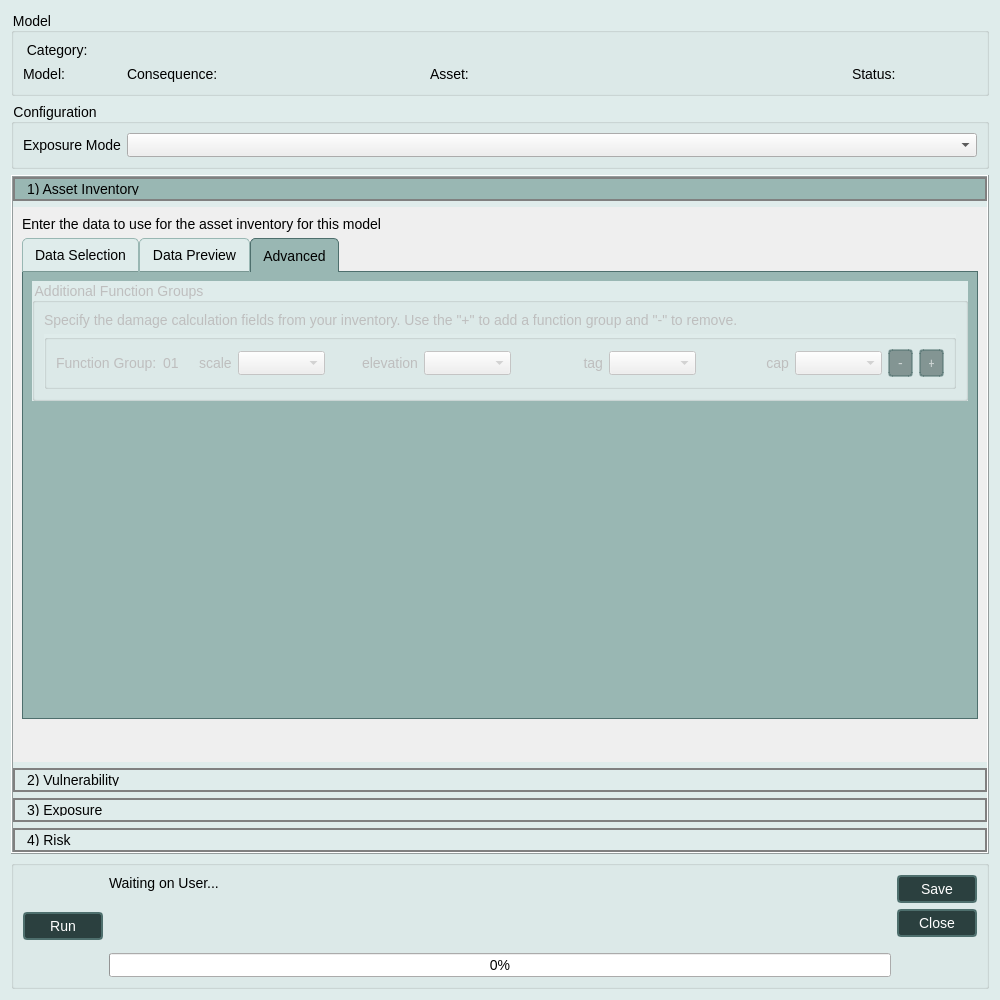
The window that canflood2/canflood2_model_config.ui (cefect/CanFlood2) describes before a commit, drawn with Qt 5.
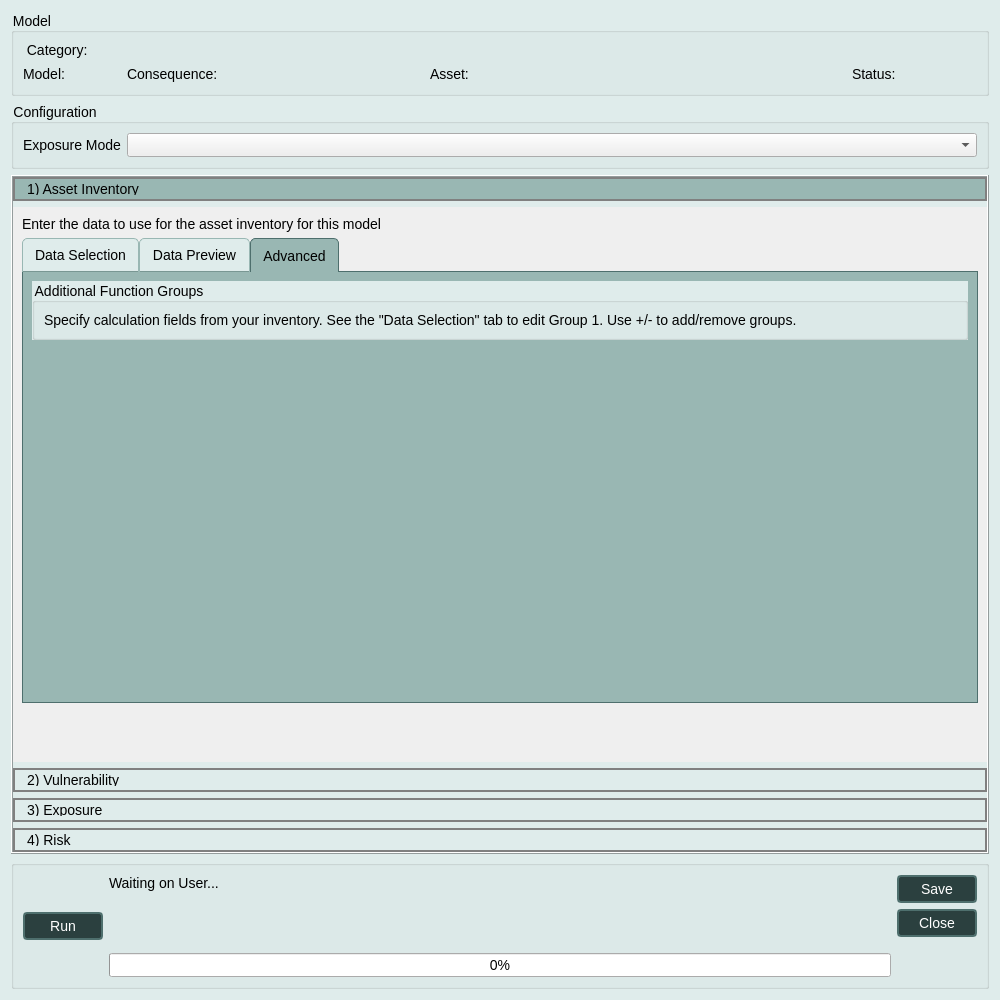
The same window after the commit. The open tabs and pages were chosen to show the change. Icons and pictures are not drawn. Custom widgets are drawn as their Qt base class.

Commit message:
14 function groups (#9)
* clean up CSV tests

* ui setup

* fix ui connections and destroy

* fix some memory leak

* setup test data

* FG ui and projDB parameter loading

* Update test_01_dialog_main.py

* fix logging

* fg projDB loading

* _table_finv_to_db

* run tweaks and test data rebuild

* disable delete

* clean up test_core

* test path fixes

* rebuild test data with raw layer names

* allow duplicated finvField selection

* extend 2d_2 test case

* fix tutorial data loader

* update guide

* update doc screen shots

```diff
--- a/canflood2/canflood2_model_config.ui
+++ b/canflood2/canflood2_model_config.ui
@@ -614,23 +614,20 @@
               <item>
                <widget class="QGroupBox" name="groupBox_8">
                 <property name="title">
-                 <string>Function Group: 01</string>
+                 <string>Function Group: 1</string>
                 </property>
                 <layout class="QVBoxLayout" name="verticalLayout_18">
                  <item>
                   <widget class="QLabel" name="label_29">
                    <property name="text">
-                    <string>Select the fields from your inventory vector layer that provide the scale, elevation, tag, and cap information for each asset</string>
+                    <string>Specify the calculation fields from your inventory.  See the &quot;Advanced&quot; tab to add additional function groups.</string>
                    </property>
                   </widget>
                  </item>
                  <item>
                   <layout class="QHBoxLayout" name="horizontalLayout_11">
                    <item>
-                    <widget class="QLabel" name="label_23">
-                     <property name="enabled">
-                      <bool>true</bool>
-                     </property>
+                    <widget class="QLabel" name="label_22">
                      <property name="sizePolicy">
                       <sizepolicy hsizetype="Fixed" vsizetype="Preferred">
                        <horstretch>0</horstretch>
@@ -638,12 +635,16 @@
                       </sizepolicy>
                      </property>
                      <property name="text">
-                      <string>tag</string>
+                      <string>elevation</string>
                      </property>
                     </widget>
                    </item>
                    <item>
-                    <widget class="QgsFieldComboBox" name="mFieldComboBox_AI_01_tag"/>
+                    <widget class="QgsFieldComboBox" name="mFieldComboBox_AI_01_elev">
+                     <property name="enabled">
+                      <bool>true</bool>
+                     </property>
+                    </widget>
                    </item>
                    <item>
                     <widget class="QLabel" name="label_21">
@@ -664,23 +665,6 @@
                    <item>
                     <widget class="QgsFieldComboBox" name="mFieldComboBox_AI_01_scale"/>
                    </item>
-                   <item>
-                    <widget class="QLabel" name="label_22">
-                     <property name="text">
-                      <string>elevation</string>
-                     </property>
-                     <property name="alignment">
-                      <set>Qt::AlignRight|Qt::AlignTrailing|Qt::AlignVCenter</set>
-                     </property>
-                    </widget>
-                   </item>
-                   <item>
-                    <widget class="QgsFieldComboBox" name="mFieldComboBox_AI_01_elev">
-                     <property name="enabled">
-                      <bool>true</bool>
-                     </property>
-                    </widget>
-                   </item>
                    <item>
                     <widget class="QLabel" name="label_27">
                      <property name="enabled">
@@ -701,15 +685,30 @@
                      </property>
                     </widget>
                    </item>
+                   <item>
+                    <widget class="QLabel" name="label_23">
+                     <property name="enabled">
+                      <bool>true</bool>
+                     </property>
+                     <property name="sizePolicy">
+                      <sizepolicy hsizetype="Preferred" vsizetype="Preferred">
+                       <horstretch>0</horstretch>
+                       <verstretch>0</verstretch>
+                      </sizepolicy>
+                     </property>
+                     <property name="text">
+                      <string>tag</string>
+                     </property>
+                     <property name="alignment">
+                      <set>Qt::AlignRight|Qt::AlignTrailing|Qt::AlignVCenter</set>
+                     </property>
+                    </widget>
+                   </item>
+                   <item>
+                    <widget class="QgsFieldComboBox" name="mFieldComboBox_AI_01_tag"/>
+                   </item>
                   </layout>
                  </item>
-                 <item>
-                  <widget class="QLabel" name="label_32">
-                   <property name="text">
-                    <string>See the &quot;Advanced&quot; tab to add additional function groups</string>
-                   </property>
-                  </widget>
-                 </item>
                 </layout>
                </widget>
               </item>
@@ -718,6 +717,12 @@
            </item>
            <item>
             <widget class="QGroupBox" name="groupBox_4">
+             <property name="sizePolicy">
+              <sizepolicy hsizetype="Expanding" vsizetype="Preferred">
+               <horstretch>0</horstretch>
+               <verstretch>0</verstretch>
+              </sizepolicy>
+             </property>
              <property name="title">
               <string>Metadata</string>
              </property>
@@ -765,13 +770,23 @@
                <layout class="QFormLayout" name="formLayout_2">
                 <item row="0" column="0">
                  <widget class="QLabel" name="dateLabel">
+                  <property name="minimumSize">
+                   <size>
+                    <width>80</width>
+                    <height>0</height>
+                   </size>
+                  </property>
                   <property name="text">
                    <string>Date</string>
                   </property>
                  </widget>
                 </item>
                 <item row="0" column="1">
-                 <widget class="QLineEdit" name="dateLineEdit_AI"/>
+                 <widget class="QLineEdit" name="dateLineEdit_AI">
+                  <property name="placeholderText">
+                   <string>YYYY MM DD</string>
+                  </property>
+                 </widget>
                 </item>
                </layout>
               </item>
@@ -823,12 +838,12 @@
           </attribute>
           <layout class="QVBoxLayout" name="verticalLayout_14">
            <item>
-            <widget class="QGroupBox" name="groupBox_2">
+            <widget class="QGroupBox" name="groupBox_AI_03_functionGroups">
              <property name="enabled">
-              <bool>false</bool>
+              <bool>true</bool>
              </property>
              <property name="sizePolicy">
-              <sizepolicy hsizetype="Preferred" vsizetype="Maximum">
+              <sizepolicy hsizetype="Expanding" vsizetype="Maximum">
                <horstretch>0</horstretch>
                <verstretch>0</verstretch>
               </sizepolicy>
@@ -840,152 +855,10 @@
               <item>
                <widget class="QLabel" name="label_12">
                 <property name="text">
-                 <string>Specify the damage calculation fields from your inventory. Use the &quot;+&quot; to add a function group and &quot;-&quot; to remove.</string>
+                 <string>Specify calculation fields from your inventory. See the &quot;Data Selection&quot; tab to edit Group 1. Use +/- to add/remove groups.</string>
                 </property>
                </widget>
               </item>
-              <item>
-               <widget class="QGroupBox" name="groupBox_3">
-                <property name="title">
-                 <string/>
-                </property>
-                <layout class="QHBoxLayout" name="horizontalLayout">
-                 <item>
-                  <widget class="QLabel" name="label_6">
-                   <property name="text">
-                    <string>Function Group:</string>
-                   </property>
-                  </widget>
-                 </item>
-                 <item>
-                  <widget class="QLabel" name="label_AI_functionGroupID">
-                   <property name="sizePolicy">
-                    <sizepolicy hsizetype="Fixed" vsizetype="Preferred">
-                     <horstretch>0</horstretch>
-                     <verstretch>0</verstretch>
-                    </sizepolicy>
-                   </property>
-                   <property name="minimumSize">
-                    <size>
-                     <width>30</width>
-                     <height>0</height>
-                    </size>
-                   </property>
-                   <property name="text">
-                    <string>01</string>
-                   </property>
-                  </widget>
-                 </item>
-                 <item>
-                  <widget class="QLabel" name="label_7">
-                   <property name="sizePolicy">
-                    <sizepolicy hsizetype="Fixed" vsizetype="Fixed">
-                     <horstretch>0</horstretch>
-                     <verstretch>0</verstretch>
-                    </sizepolicy>
-                   </property>
-                   <property name="text">
-                    <string>scale</string>
-                   </property>
-                  </widget>
-                 </item>
-                 <item>
-                  <widget class="QgsFieldComboBox" name="mFieldComboBox"/>
-                 </item>
-                 <item>
-                  <widget class="QLabel" name="label_9">
-                   <property name="text">
-                    <string>elevation</string>
-                   </property>
-                   <property name="alignment">
-                    <set>Qt::AlignRight|Qt::AlignTrailing|Qt::AlignVCenter</set>
-                   </property>
-                  </widget>
-                 </item>
-                 <item>
-                  <widget class="QgsFieldComboBox" name="mFieldComboBox_2"/>
-                 </item>
-                 <item>
-                  <widget class="QLabel" name="label_10">
-                   <property name="enabled">
-                    <bool>false</bool>
-                   </property>
-                   <property name="text">
-                    <string>tag</string>
-                   </property>
-                   <property name="alignment">
-                    <set>Qt::AlignRight|Qt::AlignTrailing|Qt::AlignVCenter</set>
-                   </property>
-                  </widget>
-                 </item>
-                 <item>
-                  <widget class="QgsFieldComboBox" name="mFieldComboBox_3">
-                   <property name="enabled">
-                    <bool>false</bool>
-                   </property>
-                  </widget>
-                 </item>
-                 <item>
-                  <widget class="QLabel" name="label_11">
-                   <property name="enabled">
-                    <bool>false</bool>
-                   </property>
-                   <property name="text">
-                    <string>cap</string>
-                   </property>
-                   <property name="alignment">
-                    <set>Qt::AlignRight|Qt::AlignTrailing|Qt::AlignVCenter</set>
-                   </property>
-                  </widget>
-                 </item>
-                 <item>
-                  <widget class="QgsFieldComboBox" name="mFieldComboBox_4">
-                   <property name="enabled">
-                    <bool>false</bool>
-                   </property>
-                  </widget>
-                 </item>
-                 <item>
-                  <widget class="QPushButton" name="pushButton_2">
-                   <property name="sizePolicy">
-                    <sizepolicy hsizetype="Fixed" vsizetype="Fixed">
-                     <horstretch>0</horstretch>
-                     <verstretch>0</verstretch>
-                    </sizepolicy>
-                   </property>
-                   <property name="maximumSize">
-                    <size>
-                     <width>25</width>
-                     <height>16777215</height>
-                    </size>
-                   </property>
-                   <property name="text">
-                    <string>-</string>
-                   </property>
-                  </widget>
-                 </item>
-                 <item>
-                  <widget class="QPushButton" name="pushButton_3">
-                   <property name="sizePolicy">
-                    <sizepolicy hsizetype="Fixed" vsizetype="Fixed">
-                     <horstretch>0</horstretch>
-                     <verstretch>0</verstretch>
-                    </sizepolicy>
-                   </property>
-                   <property name="maximumSize">
-                    <size>
-                     <width>25</width>
-                     <height>16777215</height>
-                    </size>
-                   </property>
-                   <property name="text">
-                    <string>+</string>
-                   </property>
-                  </widget>
-                 </item>
-                </layout>
-               </widget>
-              </item>
              </layout>
             </widget>
            </item>
```
The commit also changes 96 other files.
